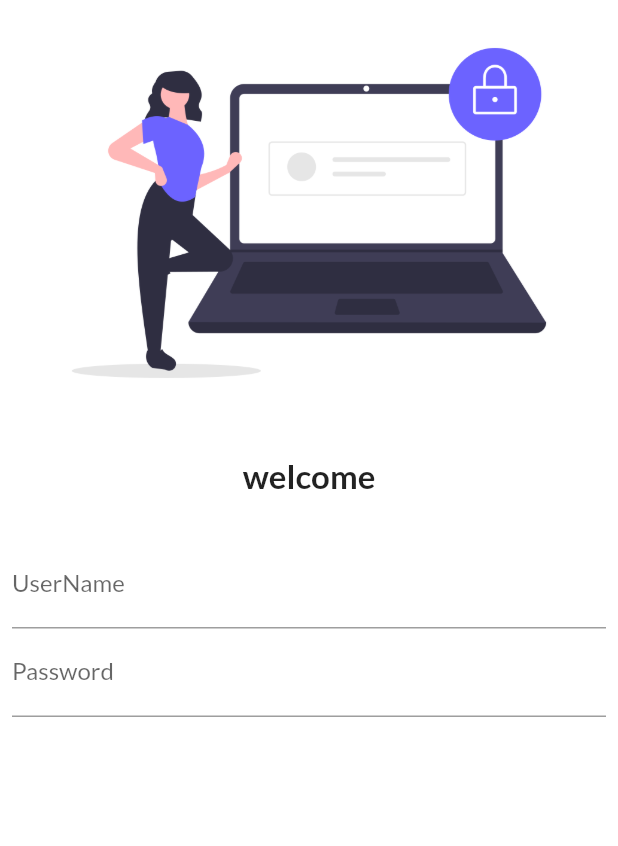
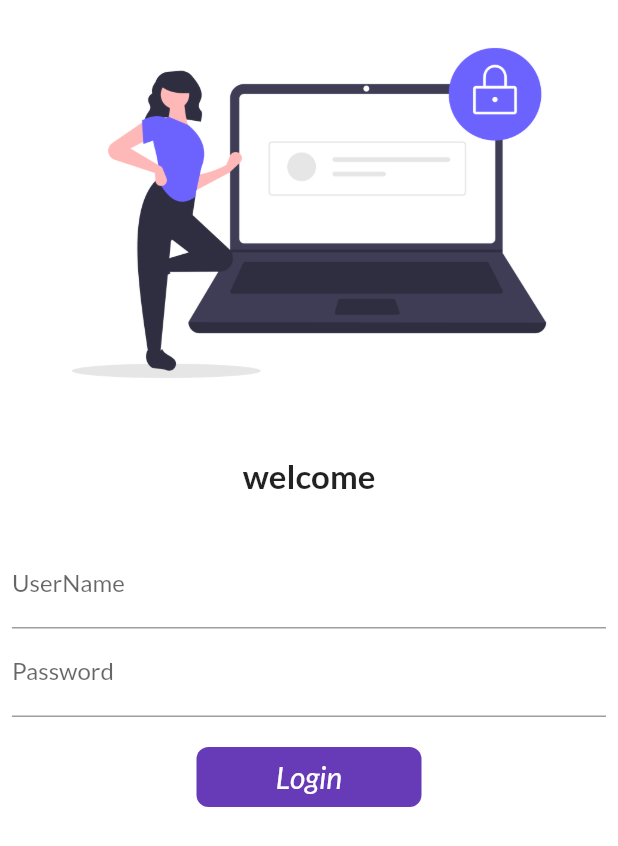
Before and after one commit to dhanashrishisode12/30daysflutter, a Flutter app: the screen it shows after launch, on a phone screen of 412 x 824 dp. Shown: the top 846 px of the screen. Run offline on Flutter 3.47's test engine with Material 2 defaults, Android fonts, the phone set to English and light mode, and no system bars; our stand-ins replace google_fonts.

Commit message:
day4 is completed

```diff
--- a/lib/pages/login_page.dart
+++ b/lib/pages/login_page.dart
@@ -1,12 +1,22 @@
+import 'package:first_app/pages/home_page.dart';
+import 'package:first_app/utils/myroutes.dart';
 import 'package:flutter/material.dart';
 
-class LoginPage extends StatelessWidget {
+class LoginPage extends StatefulWidget {
   const LoginPage({super.key});
 
+  @override
+  State<LoginPage> createState() => _LoginPageState();
+}
+
+class _LoginPageState extends State<LoginPage> {
+  String name = "";
+  bool changeButton = false;
   @override
   Widget build(BuildContext context) {
     return Material(
       color: Colors.white,
+      child: SingleChildScrollView(
         child: Column(children: [
           Image.asset(
             "images/login_page.jpg",
@@ -16,28 +26,68 @@ class LoginPage extends StatelessWidget {
             height: 20.0,
           ),
           const Text("welcome",
+              // name =
               style: TextStyle(fontWeight: FontWeight.bold, fontSize: 22)),
           const SizedBox(
             height: 20.0,
           ),
           Padding(
-          padding: const EdgeInsets.symmetric(vertical:10.0,horizontal: 8.0),
-          child: Column(children: [
+            padding:
+                const EdgeInsets.symmetric(vertical: 10.0, horizontal: 8.0),
+            child: Column(
+              children: [
                 TextFormField(
                   decoration: const InputDecoration(
                       labelText: 'UserName', hintText: 'Enter Username'),
+                  // onChanged: (value) {
+                  //   name = value;
+                  //   setState(() {});
+                  // }
                 ),
                 TextFormField(
+                  obscureText: true,
                   decoration: const InputDecoration(
-
                       labelText: 'Password', hintText: 'Enter Password'),
                 ),
+                const SizedBox(
+                  height: 20.0,
+                ),
+                InkWell(
+                  onTap: () {
+                    setState(() {
+                      changeButton = true;
+                    });
+                  },
+                  child: AnimatedContainer(
+                    duration: const Duration(seconds: 1),
+                    height: 40,
+                    width: changeButton ? 50 : 150,
+                    alignment: Alignment.center,
+                    decoration: BoxDecoration(
+                      color: Colors.deepPurple,
+                      borderRadius: BorderRadius.circular(8),
+                    ),
+                    child: const Text(
+                      'Login',
+                      style: TextStyle(
+                          fontSize: 20,
+                          fontStyle: FontStyle.italic,
+                          color: Colors.white),
+                    ),
+                  ),
+                ),
+                // ElevatedButton(child:
+                // const Text('Login'),
+                // onPressed: () {
+                //   // print("hello");
+                // //  Navigator.pushNamed(context, MyRoutes.homeRoutes);
+                // },
+                // ),
               ],
-
             ),
           ),
         ]),
+      ),
     );
-
   }
 }
--- /dev/null
+++ b/lib/utils/myroutes.dart
@@ -0,0 +1,11 @@
+import 'package:flutter/src/widgets/framework.dart';
+import 'package:flutter/src/widgets/placeholder.dart';
+
+class MyRoutes extends StatelessWidget {
+  const MyRoutes({super.key});
+
+  @override
+  Widget build(BuildContext context) {
+    return const Placeholder();
+  }
+}
```
Lines whose indentation alone changed are shown as unchanged.
